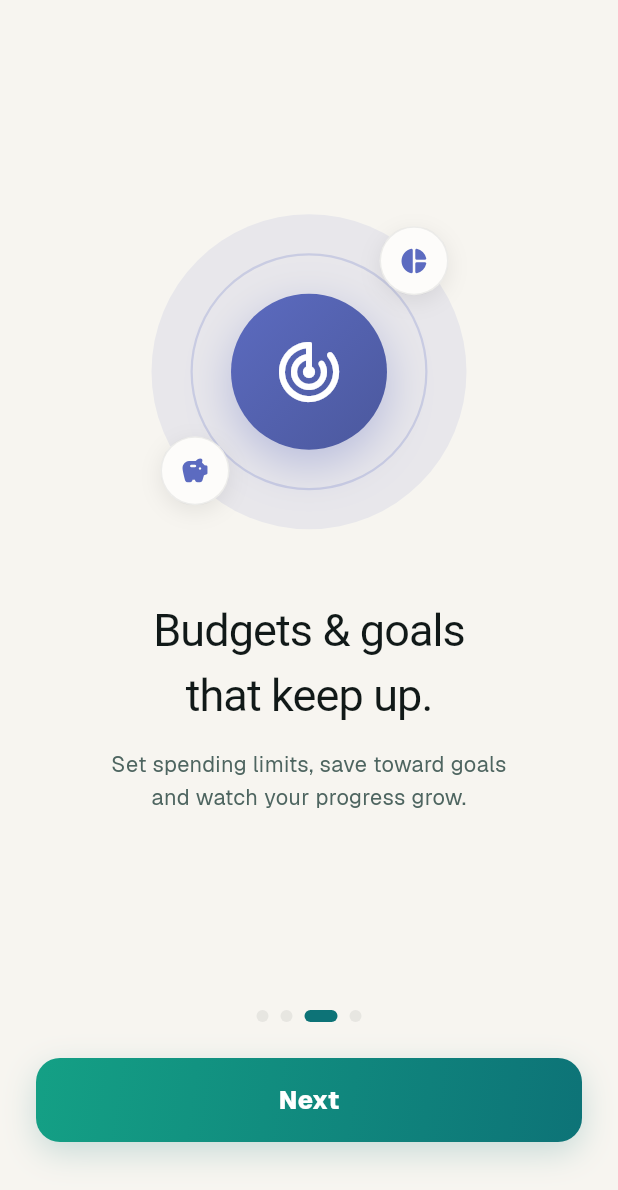
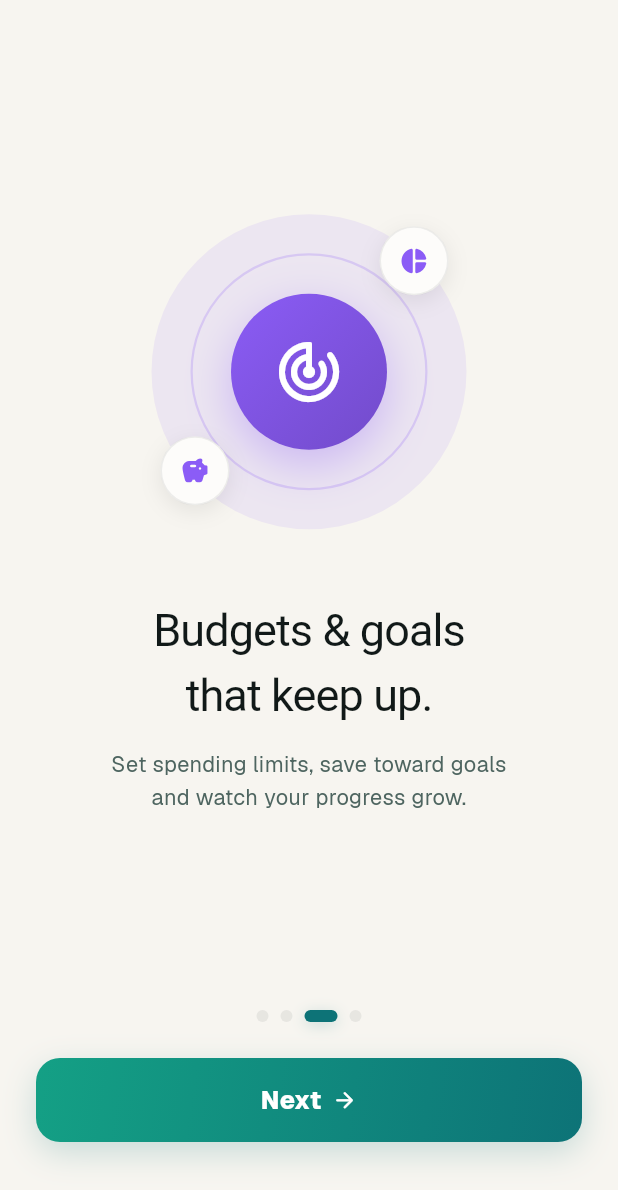
Before and after one commit to Mighiana/SplitSmart, a Flutter app: the screen it shows after launch, swiped to page 3, on a phone screen of 412 x 824 dp, the part 46-1236 px from its top. Run offline on Flutter 3.47's test engine with Material 3 defaults, Android fonts, the phone set to English and light mode, and no system bars; drawn by our look-alikes of flutter_animate; our stand-ins replace cloud_firestore, cloud_functions, confetti, file_picker, firebase_analytics, firebase_auth and 20 more; missing offline and left inert: app_settings, firebase_app_check, mobile_scanner; accounts and stored records are empty; Roboto replaces fonts that are missing (Gloock).

Commit message:
Polish pass on Overview hero + onboarding tour
- Overview: corner radial sheen on the gradient hero (clipped, mirrors the
  Money tab Net Position card); header filter pills get fills (primaryPale
  currency pill, TC.bg month/filter pills) and teal accent icons.
- Onboarding: flutter_animate entrances — staggered mini-chip pop-in that
  replays when a page becomes current, perpetual chip float, fade/slide-in
  headline and body; glowing active page dot; CTA gains arrow/rocket icon.
- Fix: status bar icons were hardcoded dark while the screen bg is now
  theme-aware — invisible in dark mode; page-3 accent moved off-token
  indigo -> TC.purple token value.
- PROJECT.md: 2026-06-10 changelog entry for the hero + tour redesign.

flutter analyze clean, 67/67 tests pass.

Co-Authored-By: Claude Fable 5 <noreply@anthropic.com>

```diff
--- a/lib/screens/onboarding_screen.dart
+++ b/lib/screens/onboarding_screen.dart
@@ -1,5 +1,6 @@
 import 'package:flutter/material.dart';
 import 'package:flutter/services.dart';
+import 'package:flutter_animate/flutter_animate.dart';
 import '../services/analytics_service.dart';
 import '../utils/app_utils.dart';
 
@@ -41,7 +42,7 @@ const List<_PageData> _pages = [
   ),
   _PageData(
     icon: Icons.track_changes_rounded,
-    iconColor: Color(0xFF5C6BC0),
+    iconColor: Color(0xFF8B5CF6), // TC.purple (light) token value
     miniIcons: [Icons.donut_small_rounded, Icons.savings_rounded],
     title: 'Budgets & goals\nthat keep up.',
     subtitle: 'Set spending limits, save toward goals\nand watch your progress grow.',
@@ -120,10 +121,12 @@ class _OnboardingScreenState extends State<OnboardingScreen>
 
   @override
   Widget build(BuildContext context) {
+    final isDark = Theme.of(context).brightness == Brightness.dark;
     return AnnotatedRegion<SystemUiOverlayStyle>(
-      value: const SystemUiOverlayStyle(
+      value: SystemUiOverlayStyle(
         statusBarColor: Colors.transparent,
-        statusBarIconBrightness: Brightness.dark,
+        statusBarIconBrightness: isDark ? Brightness.light : Brightness.dark,
+        statusBarBrightness: isDark ? Brightness.dark : Brightness.light,
       ),
       child: Scaffold(
         backgroundColor: TC.bg(context),
@@ -187,6 +190,14 @@ class _OnboardingScreenState extends State<OnboardingScreen>
                             ? TC.primary(context)
                             : TC.border(context),
                         borderRadius: BorderRadius.circular(6),
+                        boxShadow: i == _current
+                            ? [
+                                BoxShadow(
+                                    color: TC.primaryGlow(context),
+                                    blurRadius: 8,
+                                    offset: const Offset(0, 2)),
+                              ]
+                            : null,
                       ),
                     ),
                   ),
@@ -219,15 +230,28 @@ class _OnboardingScreenState extends State<OnboardingScreen>
                     alignment: Alignment.center,
                     child: AnimatedSwitcher(
                       duration: const Duration(milliseconds: 200),
-                      child: Text(
+                      child: Row(
+                        key: ValueKey(_pages[_current].buttonLabel),
+                        mainAxisSize: MainAxisSize.min,
+                        children: [
+                          Text(
                             _pages[_current].buttonLabel,
-                        key: ValueKey(_pages[_current].buttonLabel),
                             style: const TextStyle(
                               color: Colors.white,
                               fontSize: 16.5,
                               fontWeight: FontWeight.w800,
                               letterSpacing: 0.3,
                             ),
+                          ),
+                          const SizedBox(width: 7),
+                          Icon(
+                            _current == _pages.length - 1
+                                ? Icons.rocket_launch_rounded
+                                : Icons.arrow_forward_rounded,
+                            color: Colors.white,
+                            size: 17,
+                          ),
+                        ],
                       ),
                     ),
                   ),
@@ -253,10 +277,8 @@ class _PageContent extends StatelessWidget {
     required this.isCurrent,
   });
 
-  Widget _miniChip(BuildContext context, IconData icon) {
-    return ScaleTransition(
-      scale: iconAnim,
-      child: Container(
+  Widget _miniChip(BuildContext context, IconData icon, int slot) {
+    return Container(
       width: 46,
       height: 46,
       decoration: BoxDecoration(
@@ -271,8 +293,22 @@ class _PageContent extends StatelessWidget {
         ],
       ),
       child: Icon(icon, size: 20, color: page.iconColor),
-      ),
-    );
+    )
+        // Gentle perpetual float so the illustration never feels static.
+        .animate(onPlay: (c) => c.repeat(reverse: true))
+        .moveY(
+            begin: slot.isEven ? -3.5 : 3.5,
+            end: slot.isEven ? 3.5 : -3.5,
+            duration: (1900 + slot * 400).ms,
+            curve: Curves.easeInOut)
+        // Staggered pop-in that replays each time this page becomes current.
+        .animate(target: isCurrent ? 1 : 0, delay: (140 + slot * 130).ms)
+        .fadeIn(duration: 260.ms)
+        .scale(
+            begin: const Offset(0.4, 0.4),
+            end: const Offset(1, 1),
+            duration: 420.ms,
+            curve: Curves.easeOutBack);
   }
 
   @override
@@ -333,9 +369,13 @@ class _PageContent extends StatelessWidget {
                   ),
                 ),
                 Positioned(
-                    top: 18, right: 22, child: _miniChip(context, page.miniIcons.first)),
+                    top: 18,
+                    right: 22,
+                    child: _miniChip(context, page.miniIcons.first, 0)),
                 Positioned(
-                    bottom: 26, left: 16, child: _miniChip(context, page.miniIcons.last)),
+                    bottom: 26,
+                    left: 16,
+                    child: _miniChip(context, page.miniIcons.last, 1)),
               ],
             ),
           ),
@@ -345,14 +385,30 @@ class _PageContent extends StatelessWidget {
             textAlign: TextAlign.center,
             style: TC.gloock(context,
                 fontSize: 30, letterSpacing: -0.6, color: TC.text(context)),
-          ),
+          )
+              .animate()
+              .fadeIn(duration: 340.ms, delay: 60.ms, curve: Curves.easeOut)
+              .slideY(
+                  begin: 0.18,
+                  end: 0,
+                  duration: 440.ms,
+                  delay: 60.ms,
+                  curve: Curves.easeOutCubic),
           const SizedBox(height: 14),
           Text(
             page.subtitle,
             textAlign: TextAlign.center,
             style: TC.geist(context,
                 fontSize: 14.5, color: TC.text2(context), height: 1.55),
-          ),
+          )
+              .animate()
+              .fadeIn(duration: 340.ms, delay: 170.ms, curve: Curves.easeOut)
+              .slideY(
+                  begin: 0.18,
+                  end: 0,
+                  duration: 440.ms,
+                  delay: 170.ms,
+                  curve: Curves.easeOutCubic),
         ],
       ),
     );
```
Also changed, not shown: lib/screens/overview_tab.dart (+42 -8 lines), 1 other file. Lines whose indentation alone changed are shown as unchanged.
